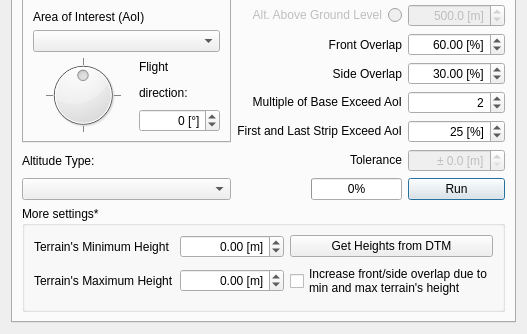
JMG30/flight_planner, file flight_planner_dialog_base.ui: the form before one commit; both pictures show x 0 to 527 and y 187 to 521 of the 527 by 521 pixel window.
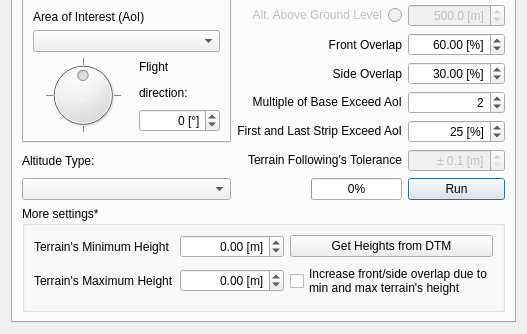
The form after the commit. Custom widgets are drawn as their Qt base class.

Commit message: New label and min value for Terrain Following's Tolerance

Patch:
```diff
--- a/flight_planner_dialog_base.ui
+++ b/flight_planner_dialog_base.ui
@@ -330,7 +330,7 @@
        <item row="6" column="1">
         <widget class="QLabel" name="labelToleranceWaypoints">
          <property name="text">
-          <string>&lt;html&gt;&lt;head/&gt;&lt;body&gt;&lt;p&gt;Tolerance&lt;/p&gt;&lt;/body&gt;&lt;/html&gt;</string>
+          <string>&lt;html&gt;&lt;head/&gt;&lt;body&gt;&lt;p&gt;Terrain Following's Tolerance&lt;/p&gt;&lt;/body&gt;&lt;/html&gt;</string>
          </property>
          <property name="alignment">
           <set>Qt::AlignRight|Qt::AlignTrailing|Qt::AlignVCenter</set>
@@ -354,6 +354,9 @@
          <property name="decimals">
           <number>1</number>
          </property>
+         <property name="minimum">
+          <double>0.100000000000000</double>
+         </property>
          <property name="maximum">
           <double>999.899999999999977</double>
          </property>
```
